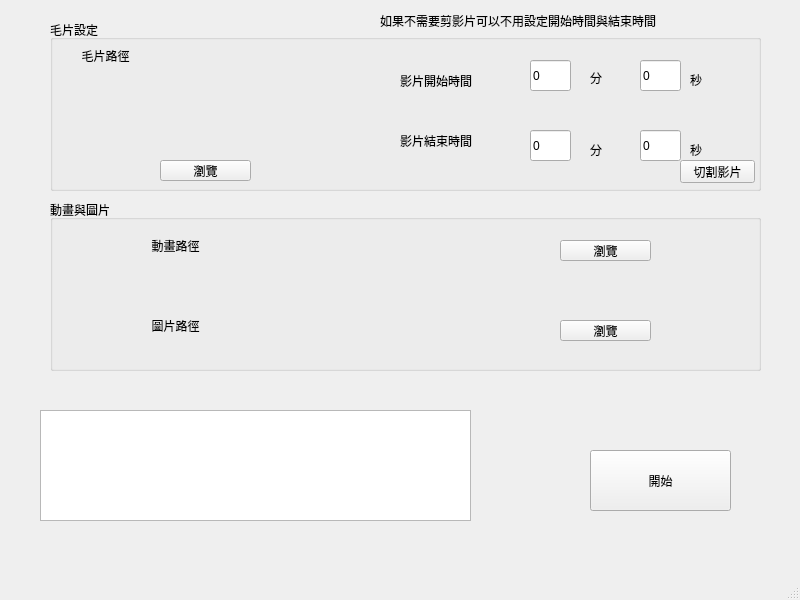
This is UI.ui in mickey30606/MovieAdd as Qt 5 draws it before an edit. The edited form follows.
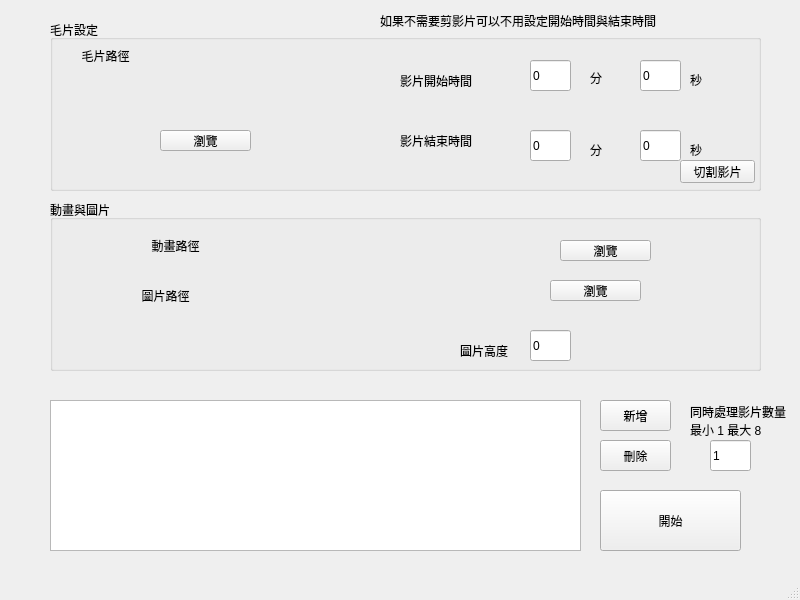
This is the edited form.

Commit message: Add Multithread function

```diff
--- a/UI.ui
+++ b/UI.ui
@@ -46,7 +46,7 @@
      <property name="geometry">
       <rect>
        <x>110</x>
-       <y>140</y>
+       <y>110</y>
        <width>91</width>
        <height>21</height>
       </rect>
@@ -149,9 +149,9 @@
     <widget class="QLabel" name="VideoPath">
      <property name="geometry">
       <rect>
-       <x>30</x>
+       <x>20</x>
        <y>60</y>
-       <width>251</width>
+       <width>321</width>
        <height>41</height>
       </rect>
      </property>
@@ -269,8 +269,8 @@
     <widget class="QLabel" name="label_9">
      <property name="geometry">
       <rect>
-       <x>70</x>
-       <y>110</y>
+       <x>60</x>
+       <y>80</y>
        <width>111</width>
        <height>31</height>
       </rect>
@@ -285,8 +285,8 @@
     <widget class="QLabel" name="ImgPath">
      <property name="geometry">
       <rect>
-       <x>180</x>
-       <y>110</y>
+       <x>170</x>
+       <y>80</y>
        <width>251</width>
        <height>41</height>
       </rect>
@@ -298,8 +298,8 @@
     <widget class="QPushButton" name="ImgLoadButton">
      <property name="geometry">
       <rect>
-       <x>510</x>
-       <y>120</y>
+       <x>500</x>
+       <y>80</y>
        <width>91</width>
        <height>21</height>
       </rect>
@@ -308,12 +308,38 @@
       <string>瀏覽</string>
      </property>
     </widget>
+    <widget class="QLineEdit" name="ImgHeight">
+     <property name="geometry">
+      <rect>
+       <x>480</x>
+       <y>130</y>
+       <width>41</width>
+       <height>31</height>
+      </rect>
+     </property>
+     <property name="text">
+      <string>0</string>
+     </property>
+    </widget>
+    <widget class="QLabel" name="label_11">
+     <property name="geometry">
+      <rect>
+       <x>410</x>
+       <y>140</y>
+       <width>71</width>
+       <height>21</height>
+      </rect>
+     </property>
+     <property name="text">
+      <string>圖片高度</string>
+     </property>
+    </widget>
    </widget>
    <widget class="QPushButton" name="StartButton">
     <property name="geometry">
      <rect>
-      <x>590</x>
-      <y>450</y>
+      <x>600</x>
+      <y>490</y>
       <width>141</width>
       <height>61</height>
      </rect>
@@ -335,14 +361,75 @@
      <string>如果不需要剪影片可以不用設定開始時間與結束時間</string>
     </property>
    </widget>
-   <widget class="QColumnView" name="columnView">
+   <widget class="QPushButton" name="NewWork">
     <property name="geometry">
      <rect>
-      <x>40</x>
-      <y>410</y>
-      <width>431</width>
-      <height>111</height>
+      <x>600</x>
+      <y>400</y>
+      <width>71</width>
+      <height>31</height>
      </rect>
+    </property>
+    <property name="text">
+     <string>新增</string>
+    </property>
+   </widget>
+   <widget class="QPushButton" name="DeleteWork">
+    <property name="geometry">
+     <rect>
+      <x>600</x>
+      <y>440</y>
+      <width>71</width>
+      <height>31</height>
+     </rect>
+    </property>
+    <property name="text">
+     <string>刪除</string>
+    </property>
+   </widget>
+   <widget class="QTableView" name="WorkTable">
+    <property name="geometry">
+     <rect>
+      <x>50</x>
+      <y>400</y>
+      <width>531</width>
+      <height>151</height>
+     </rect>
+    </property>
+    <property name="selectionMode">
+     <enum>QAbstractItemView::SingleSelection</enum>
+    </property>
+    <property name="selectionBehavior">
+     <enum>QAbstractItemView::SelectRows</enum>
+    </property>
+   </widget>
+   <widget class="QLabel" name="label_12">
+    <property name="geometry">
+     <rect>
+      <x>690</x>
+      <y>400</y>
+      <width>101</width>
+      <height>41</height>
+     </rect>
+    </property>
+    <property name="text">
+     <string>同時處理影片數量最小 1 最大 8</string>
+    </property>
+    <property name="wordWrap">
+     <bool>true</bool>
+    </property>
+   </widget>
+   <widget class="QLineEdit" name="ThreadNum">
+    <property name="geometry">
+     <rect>
+      <x>710</x>
+      <y>440</y>
+      <width>41</width>
+      <height>31</height>
+     </rect>
+    </property>
+    <property name="text">
+     <string>1</string>
     </property>
    </widget>
   </widget>
```
Left out of the diff: 2 changed lines with no effect on the pictures. The commit also changes 2 other files.
